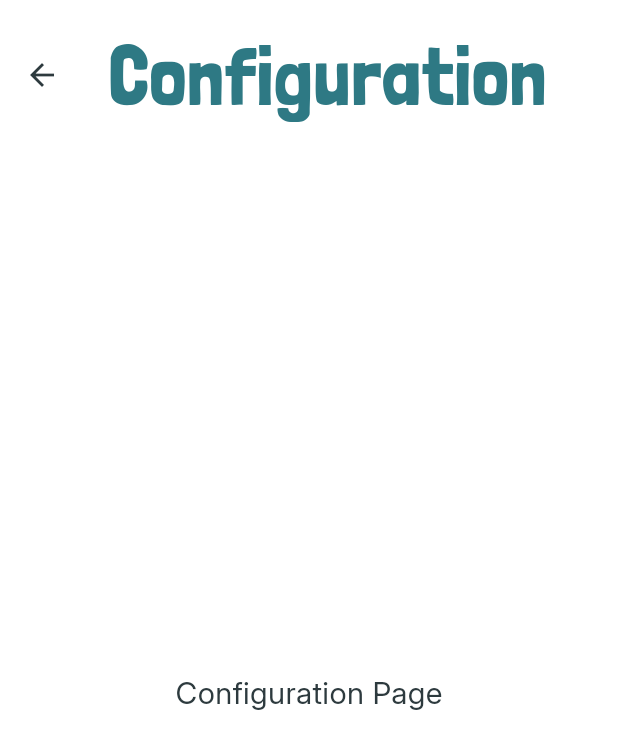
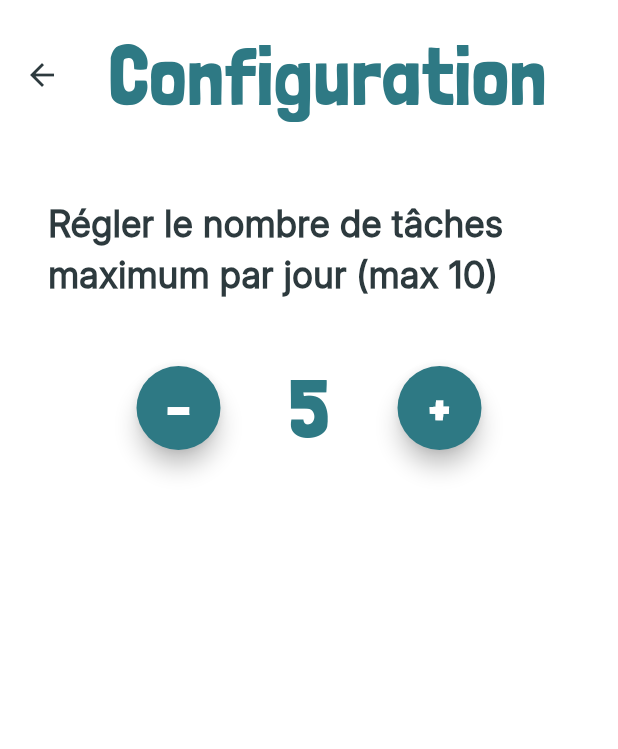
Before and after one commit to Tie-time/tie_time_front, a Flutter app: the ConfigurationPage screen opened directly, on a phone screen of 412 x 824 dp. Shown: the top 749 px of the screen. Run offline on Flutter 3.47's test engine with Material 3 defaults, Android fonts, the phone set to English and light mode, and no system bars; our stand-ins replace flutter_dotenv, flutter_svg, numberpicker, shared_preferences; accounts and stored records are empty.

Commit message:
feat(Settings): Add max tasks selector section gh-53

```diff
--- a/lib/pages/configuration.page.dart
+++ b/lib/pages/configuration.page.dart
@@ -1,4 +1,7 @@
 import 'package:flutter/material.dart';
+import 'package:tie_time_front/widgets/buttons/rounded.button.dart';
+import 'package:tie_time_front/widgets/sections/max-task.section.dart';
+import 'package:tie_time_front/widgets/sections/section.layout.dart';
 
 class ConfigurationPage extends StatelessWidget {
   const ConfigurationPage({super.key});
@@ -9,8 +12,18 @@ class ConfigurationPage extends StatelessWidget {
       appBar: AppBar(
         title: const Text('Configuration'),
       ),
-      body: Center(
-        child: Text('Configuration Page'),
+      body: Padding(
+        padding: const EdgeInsets.all(32.0),
+        child: SingleChildScrollView(
+          child: Column(
+            children: [
+              MaxTaskSection(),
+
+              // PassionsSettingsList(
+              // ),
+            ],
+          ),
+        ),
       ),
     );
   }
--- /dev/null
+++ b/lib/widgets/buttons/rounded.button.dart
@@ -0,0 +1,29 @@
+import 'package:flutter/material.dart';
+
+class RoundedButton extends StatelessWidget {
+  final String title;
+  final VoidCallback onPressed;
+
+  const RoundedButton({
+    super.key,
+    required this.title,
+    required this.onPressed,
+  });
+
+  @override
+  Widget build(BuildContext context) {
+    return FloatingActionButton(
+      onPressed: onPressed,
+      shape: RoundedRectangleBorder(
+        borderRadius: BorderRadius.circular(50),
+      ),
+      child: Text(
+        title,
+        style: const TextStyle(
+          fontSize: 32.0,
+          fontFamily: 'Londrina',
+        ),
+      ),
+    );
+  }
+}
--- /dev/null
+++ b/lib/widgets/sections/max-task.section.dart
@@ -0,0 +1,66 @@
+import 'package:flutter/material.dart';
+import 'package:tie_time_front/widgets/buttons/rounded.button.dart';
+import 'package:tie_time_front/widgets/sections/section.layout.dart';
+
+class MaxTaskSection extends StatefulWidget {
+  const MaxTaskSection({
+    super.key,
+  });
+  @override
+  State<MaxTaskSection> createState() => _MaxTaskSectionState();
+}
+
+class _MaxTaskSectionState extends State<MaxTaskSection> {
+  static const int _maxValue = 10;
+  static const int _minValue = 1;
+  int _value = 5; // valeur par défaut
+
+  void _increment() {
+    setState(() {
+      if (_value < _maxValue) {
+        _value++;
+      }
+    });
+  }
+
+  void _decrement() {
+    setState(() {
+      if (_value > _minValue) {
+        _value--;
+      }
+    });
+  }
+
+  @override
+  Widget build(BuildContext context) {
+    return Section(
+      title: 'Régler le nombre de tâches maximum par jour (max 10)',
+      child: SizedBox(
+        width: 230,
+        child: Row(
+          mainAxisAlignment: MainAxisAlignment.spaceBetween,
+          crossAxisAlignment: CrossAxisAlignment.center,
+          children: [
+            RoundedButton(
+              title: '-',
+              onPressed: _decrement,
+            ),
+            Text(
+              _value.toString(),
+              style: const TextStyle(
+                fontFamily: "Londrina",
+                fontSize: 56,
+                fontWeight: FontWeight.w400,
+                color: Color(0xFF2E7984),
+              ),
+            ),
+            RoundedButton(
+              title: '+',
+              onPressed: _increment,
+            ),
+          ],
+        ),
+      ),
+    );
+  }
+}
--- /dev/null
+++ b/lib/widgets/sections/section.layout.dart
@@ -0,0 +1,32 @@
+import 'package:flutter/material.dart';
+
+class Section extends StatelessWidget {
+  final String title;
+  final Widget child;
+
+  const Section({
+    super.key,
+    required this.title,
+    required this.child,
+  });
+
+  @override
+  Widget build(BuildContext context) {
+    return Column(
+      children: [
+        Align(
+          alignment: Alignment.centerLeft,
+          child: Text(
+            title,
+            style: const TextStyle(
+              fontSize: 24.0,
+              fontWeight: FontWeight.bold,
+            ),
+          ),
+        ),
+        const SizedBox(height: 32),
+        child,
+      ],
+    );
+  }
+}
```
